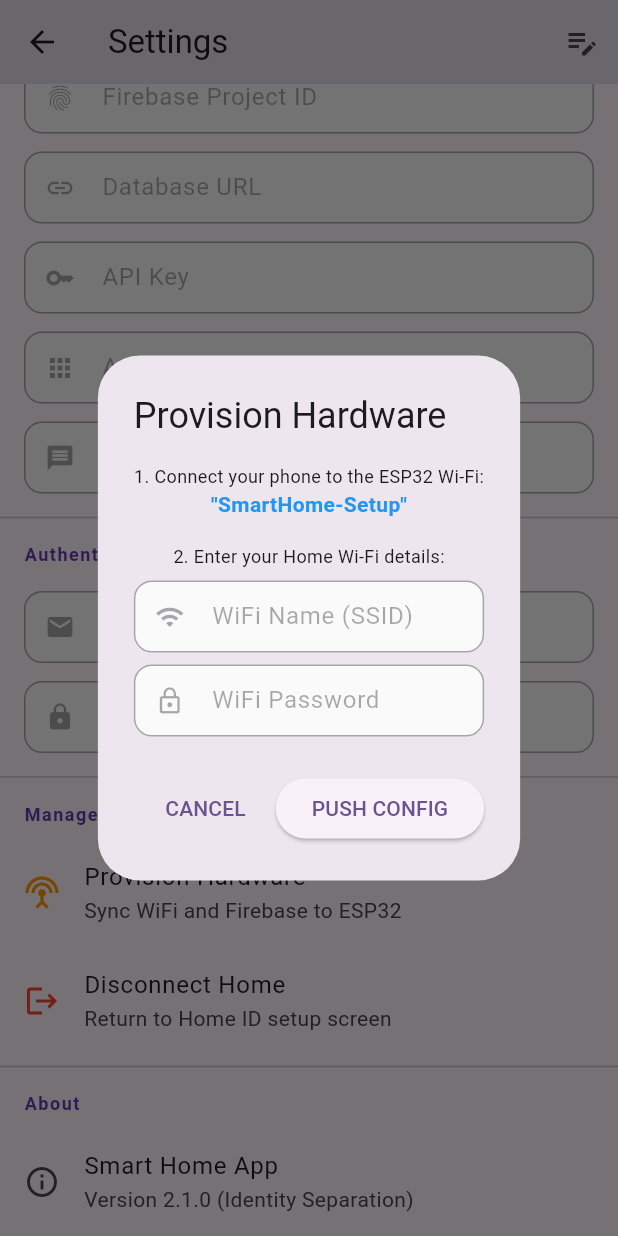
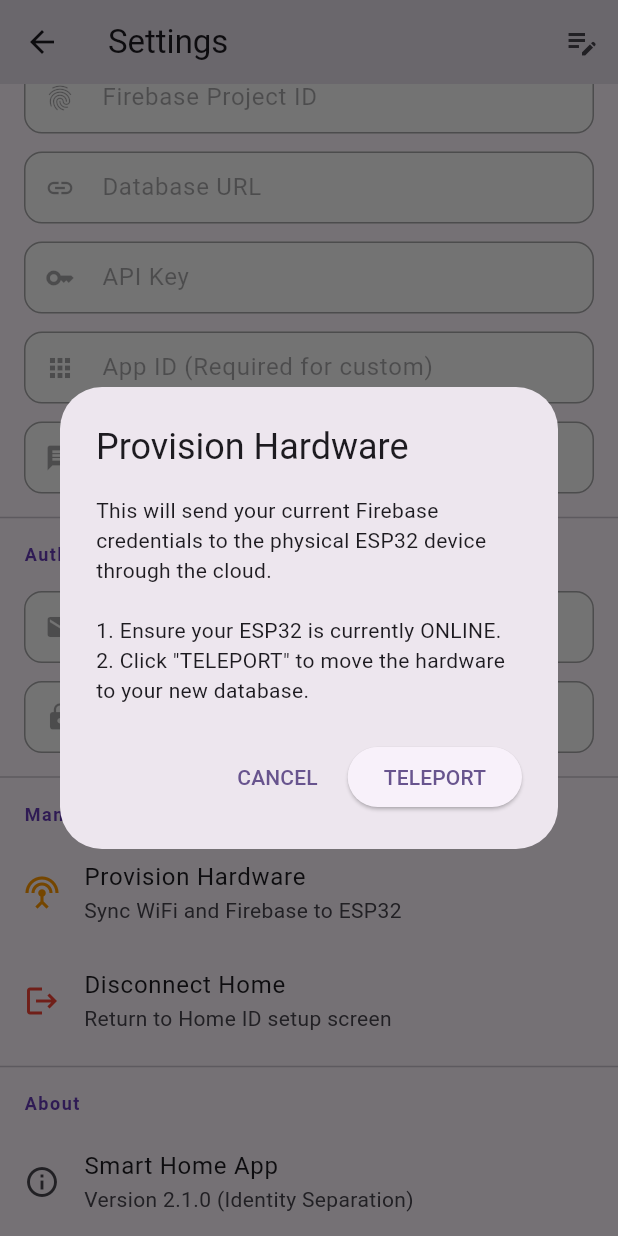
Before and after one commit to ninarosni/smart_home_system, a Flutter app: the SettingsScreen screen opened directly, scrolled down 265 dp, after a tap on "Provision Hardware", on a phone screen of 412 x 824 dp. Run offline on Flutter 3.47's test engine with Material 3 defaults, Android fonts, the phone set to English and light mode, and no system bars; our stand-ins replace firebase_auth, firebase_core, firebase_database, shared_preferences; accounts and stored records are empty.

Commit message:
Implement Cloud-Linked Migration: ESP32 now follows App database changes automatically through the cloud

```diff
--- a/lib/screens/settings_screen.dart
+++ b/lib/screens/settings_screen.dart
@@ -187,65 +187,38 @@ class _SettingsScreenState extends State<SettingsScreen> {
   }
 
   void _showProvisioningWizard(BuildContext context, AppProvider provider) {
-    final ssidController = TextEditingController();
-    final passController = TextEditingController();
-    bool isSyncing = false;
-
     showDialog(
       context: context,
-      barrierDismissible: false,
-      builder: (context) => StatefulBuilder(
-        builder: (context, setDialogState) => AlertDialog(
+      builder: (context) => AlertDialog(
         title: const Text('Provision Hardware'),
-          content: SingleChildScrollView(
-            child: Column(
-              mainAxisSize: MainAxisSize.min,
-              children: [
-                if (!isSyncing) ...[
-                  const Text('1. Connect your phone to the ESP32 Wi-Fi:', style: TextStyle(fontSize: 12)),
-                  const Text('"SmartHome-Setup"', style: TextStyle(fontWeight: FontWeight.bold, color: Colors.blue)),
-                  const SizedBox(height: 16),
-                  const Text('2. Enter your Home Wi-Fi details:', style: TextStyle(fontSize: 12)),
-                  const SizedBox(height: 8),
-                  _buildTextField(ssidController, 'WiFi Name (SSID)', Icons.wifi),
-                  const SizedBox(height: 8),
-                  _buildTextField(passController, 'WiFi Password', Icons.lock_outline, obscure: true),
-                ] else ...[
-                  const CircularProgressIndicator(),
-                  const SizedBox(height: 16),
-                  const Text('Sending configuration...', textAlign: TextAlign.center),
-                ],
-              ],
-            ),
+        content: const Text(
+          'This will send your current Firebase credentials to the physical ESP32 device through the cloud.\n\n'
+          '1. Ensure your ESP32 is currently ONLINE.\n'
+          '2. Click "TELEPORT" to move the hardware to your new database.',
         ),
         actions: [
-            if (!isSyncing) ...[
           TextButton(onPressed: () => Navigator.pop(context), child: const Text('CANCEL')),
           ElevatedButton(
             onPressed: () async {
-                  if (ssidController.text.isEmpty) return;
-                  setDialogState(() => isSyncing = true);
-
-                  final success = await provider.provisionHardware(
-                    wifiSsid: ssidController.text.trim(),
-                    wifiPass: passController.text.trim(),
-                  );
-
-                  if (mounted) {
+              try {
+                await provider.teleportHardware();
+                if (context.mounted) {
                   Navigator.pop(context);
                   ScaffoldMessenger.of(context).showSnackBar(
-                      SnackBar(
-                        content: Text(success ? 'Provisioning Successful! ESP32 Restarting...' : 'Provisioning Failed. Check ESP32 Connection.'),
-                        backgroundColor: success ? Colors.green : Colors.red,
-                      ),
+                    const SnackBar(content: Text('Teleporting Hardware... ESP32 jumping soon!')),
                   );
                 }
+              } catch (e) {
+                if (context.mounted) {
+                  ScaffoldMessenger.of(context).showSnackBar(
+                    SnackBar(content: Text('Teleport Failed: $e'), backgroundColor: Colors.red),
+                  );
+                }
+              }
             },
-                child: const Text('PUSH CONFIG'),
+            child: const Text('TELEPORT'),
           ),
-            ]
         ],
-        ),
       ),
     );
   }
```
Also changed, not shown: lib/providers/app_provider.dart (+48 -35 lines), lib/services/firebase_service.dart (+13 -0 lines). Lines whose indentation alone changed are shown as unchanged.
